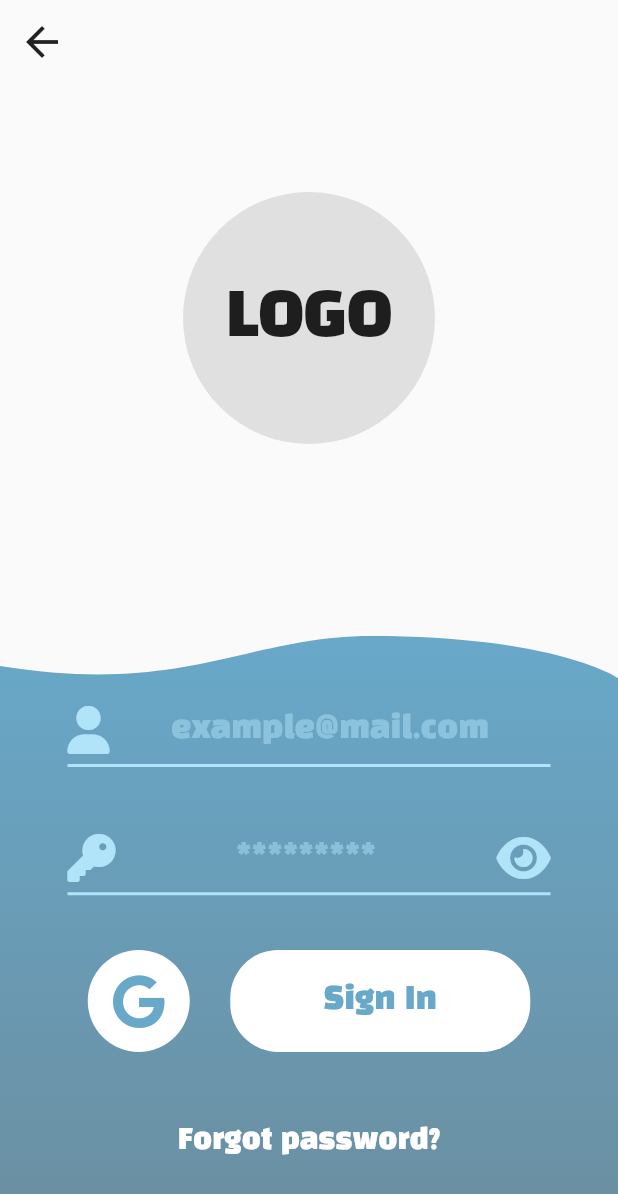
After one commit to DimaGolt/washer, a Flutter app: the screen it shows after launch, after a tap on "Sign In", on a phone screen of 412 x 824 dp. The commit adds this screen. Shown: the top 1194 px of the screen. Run offline on Flutter 3.47's test engine with Material 2 defaults, Android fonts, the phone set to English and light mode, and no system bars; our stand-ins replace auto_route, easy_localization, firebase_core, font_awesome_flutter; accounts and stored records are empty.

Commit message:
add login screen

```diff
--- a/assets/translations/en.json
+++ b/assets/translations/en.json
@@ -1,4 +1,8 @@
 {
-  "button_login": "Log In",
-  "button_no_account": "Don't have an account?"
+  "button_login": "Sign In",
+  "button_no_account": "Don't have an account?",
+  "button_register": "Sign Up",
+  "button_forgot_password": "Forgot password?",
+  "example_email": "example@mail.com",
+  "example_password": "*********"
 }
--- a/assets/translations/pl.json
+++ b/assets/translations/pl.json
@@ -1,4 +1,8 @@
 {
   "button_login": "Zaloguj",
-  "button_no_account": "Nie masz konta?"
+  "button_no_account": "Nie masz konta?",
+  "button_register": "Zarejestruj",
+  "button_forgot_password": "Zapomniałeś hasło?",
+  "example_email": "example@mail.com",
+  "example_password": "*********"
 }
--- a/lib/app/app.dart
+++ b/lib/app/app.dart
@@ -1,20 +1,22 @@
 import 'package:flutter/material.dart';
+import 'package:washu/app/router.dart';
 import 'package:washu/app/theme.dart';
-import 'package:washu/feature/landing/presentation/screens/landing_screen.dart';
 import 'package:easy_localization/easy_localization.dart';
 
 class WashuApp extends StatelessWidget {
-  const WashuApp({Key? key}) : super(key: key);
+  WashuApp({Key? key}) : super(key: key);
+
+  final _appRouter = AppRouter();
 
   @override
   Widget build(BuildContext context) {
-    return MaterialApp(
+    return MaterialApp.router(
       title: 'Washu',
       localizationsDelegates: context.localizationDelegates,
       supportedLocales: context.supportedLocales,
       locale: context.locale,
       theme: washuLightTheme,
-      home: const LandingScreen(),
+      routerConfig: _appRouter.config(),
     );
   }
 }
--- /dev/null
+++ b/lib/app/router.dart
@@ -0,0 +1,19 @@
+import 'package:auto_route/auto_route.dart';
+
+import '../feature/landing/presentation/screens/landing_screen.dart';
+import '../feature/login/presentation/screens/login_screen.dart';
+
+part 'router.gr.dart';
+
+@AutoRouterConfig()
+class AppRouter extends _$AppRouter {
+  @override
+  List<AutoRoute> get routes => [
+        AutoRoute(page: LandingRoute.page, initial: true),
+        AutoRoute(page: LoginRoute.page),
+      ];
+}
+
+extension RouterExtension on StackRouter {
+  Future showLoginScreen() => push(const LoginRoute());
+}
--- a/lib/app/theme.dart
+++ b/lib/app/theme.dart
@@ -1,6 +1,9 @@
+import 'package:easy_localization/easy_localization.dart';
 import 'package:flutter/material.dart';
+import 'package:font_awesome_flutter/font_awesome_flutter.dart';
 
 ThemeData get washuLightTheme => ThemeData(
+      fontFamily: 'BlackHanSans',
       primarySwatch: const MaterialColor(0xFF68A8C9, <int, Color>{
         50: Color(0x0D68A8C9),
         100: Color(0x1A68A8C9),
@@ -15,12 +18,72 @@ ThemeData get washuLightTheme => ThemeData(
       }),
       elevatedButtonTheme: ElevatedButtonThemeData(
         style: ElevatedButton.styleFrom(
-      maximumSize: Size.infinite,
-      minimumSize: const Size(100, 68),
+          maximumSize: const Size(double.infinity, 70),
+          minimumSize: const Size(68, 68),
           shape: RoundedRectangleBorder(
             borderRadius: BorderRadius.circular(16),
           ),
         ),
       ),
+      inputDecorationTheme: const InputDecorationTheme(
+        suffixStyle: TextStyle(fontSize: 40),
+        enabledBorder: UnderlineInputBorder(
+          borderSide: BorderSide(
+            width: 2,
+            color: Color(0xFFB1E3F9),
+          ),
+        ),
+        focusedBorder: UnderlineInputBorder(
+          borderSide: BorderSide(
+            width: 2,
+            color: Color(0xFFB1E3F9),
+          ),
+        ),
+        prefixIconColor: Color(0xFFB1E3F9),
+        suffixIconColor: Color(0xFFB1E3F9),
+        hintStyle: TextStyle(color: Color(0x7AB1E3F9), fontSize: 20.0),
+      ),
+      appBarTheme: const AppBarTheme(
+        color: Colors.transparent,
+        elevation: 0,
+        iconTheme: IconThemeData(size: 32),
+      ),
+    );
 
+extension ElevatedButtons on ThemeData {
+  ButtonStyle get elevatedButtonThemeInverted => ElevatedButton.styleFrom(
+        backgroundColor: Colors.white,
+        elevation: 0,
+        shape: RoundedRectangleBorder(
+          borderRadius: BorderRadius.circular(32),
+        ),
       );
+
+  ButtonStyle get circularButtonThemeInverted => ElevatedButton.styleFrom(
+        backgroundColor: Colors.white,
+        elevation: 0,
+        shape: RoundedRectangleBorder(
+          borderRadius: BorderRadius.circular(50),
+        ),
+      );
+}
+
+extension LoginDecorations on ThemeData {
+
+  passwordDecoration(bool suffixVisible) => InputDecoration(
+    prefixIconConstraints: const BoxConstraints(maxHeight: 32, maxWidth: 32),
+    suffixIconConstraints: const BoxConstraints(maxHeight: 32, maxWidth: 40),
+    prefixIcon: const FaIcon(FontAwesomeIcons.key, size: 32),
+    suffixIcon: suffixVisible ? InkWell(
+      child: const FaIcon(FontAwesomeIcons.solidEye, size: 32),
+      onTap: () {},
+    ) : null,
+    hintText: 'example_password'.tr(),
+  );
+
+  emailDecoration() => InputDecoration(
+    prefixIconConstraints: const BoxConstraints(maxHeight: 32, maxWidth: 32),
+    prefixIcon: const FaIcon(FontAwesomeIcons.solidUser, size: 32),
+    hintText: 'example_email'.tr(),
+  );
+}
--- /dev/null
+++ b/lib/feature/login/presentation/screens/login_screen.dart
@@ -0,0 +1,104 @@
+import 'package:auto_route/annotations.dart';
+import 'package:easy_localization/easy_localization.dart';
+import 'package:flutter/material.dart';
+import 'package:font_awesome_flutter/font_awesome_flutter.dart';
+import 'package:washu/app/theme.dart';
+import 'package:washu/shared/widgets/background_wave_container.dart';
+import 'package:washu/shared/widgets/logo_widget.dart';
+
+@RoutePage()
+class LoginScreen extends StatelessWidget {
+  const LoginScreen({Key? key}) : super(key: key);
+
+  @override
+  Widget build(BuildContext context) {
+    return Scaffold(
+      extendBodyBehindAppBar: true,
+      appBar: AppBar(),
+      body: CustomScrollView(
+        slivers: [
+          SliverFillRemaining(
+            hasScrollBody: false,
+            child: Column(
+              children: [
+                const Spacer(),
+                const LogoWidget(),
+                const Spacer(),
+                BackgroundWaveContainer(
+                  height: 400,
+                  child: Padding(
+                    padding: const EdgeInsets.symmetric(horizontal: 45.0, vertical: 20.0),
+                    child: Form(
+                      child: Column(
+                        mainAxisAlignment: MainAxisAlignment.spaceAround,
+                        children: [
+                          ..._form(context),
+                          TextButton(
+                            onPressed: () {},
+                            child: const Text(
+                              'button_forgot_password',
+                              style: TextStyle(fontSize: 18, color: Colors.white),
+                            ).tr(),
+                          ),
+                        ],
+                      ),
+                    ),
+                  ),
+                ),
+              ],
+            ),
+          ),
+        ],
+      ),
+    );
+  }
+
+  _form(BuildContext context) {
+    return [
+      TextField(
+        style: const TextStyle(color: Color(0xFFB1E3F9), fontSize: 20),
+        keyboardType: TextInputType.emailAddress,
+        textAlign: TextAlign.center,
+        decoration: Theme.of(context).emailDecoration(),
+      ),
+      TextField(
+        style: const TextStyle(color: Color(0xFFB1E3F9), fontSize: 20),
+        textAlign: TextAlign.center,
+        decoration: Theme.of(context).passwordDecoration(true),
+      ),
+      Row(
+        mainAxisAlignment: MainAxisAlignment.spaceAround,
+        crossAxisAlignment: CrossAxisAlignment.center,
+        children: [
+          ElevatedButton(
+            onPressed: () {
+              //TODO: Add Google login
+            },
+            style: Theme.of(context).circularButtonThemeInverted,
+            child: FaIcon(
+              FontAwesomeIcons.google,
+              color: Theme.of(context).primaryColor,
+              size: 36,
+            ),
+          ),
+          SizedBox(
+            width: 200,
+            child: ElevatedButton(
+              style: Theme.of(context).elevatedButtonThemeInverted,
+              onPressed: () {
+                //TODO: Add verification and login
+              },
+              child: Text(
+                'button_login',
+                style: TextStyle(
+                  fontSize: 20,
+                  color: Theme.of(context).primaryColor,
+                ),
+              ).tr(),
+            ),
+          ),
+        ],
+      ),
+    ];
+  }
+}
--- a/lib/main.dart
+++ b/lib/main.dart
@@ -11,10 +11,10 @@ void main() async {
     options: DefaultFirebaseOptions.currentPlatform,
   );
   runApp(EasyLocalization(
-    child: const WashuApp(),
     useOnlyLangCode: true,
     fallbackLocale: const Locale('en', 'US'),
     supportedLocales: const [Locale('en', 'US'), Locale('pl', 'PL')],
     path: 'assets/translations',
+    child: WashuApp(),
   ));
 }
```
Also changed, not shown: lib/feature/base/presentation/screens/increment_screen.dart (deleted, +0 -48 lines), lib/feature/landing/presentation/screens/landing_screen.dart (+7 -9 lines), pubspec.yaml (+13 -3 lines), assets/fonts/BlackHanSans-Regular.ttf (added), lib/app/router.gr.dart (added), pubspec.lock. Lines whose indentation alone changed are shown as unchanged.
